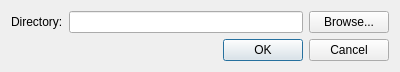
First picture: the form in Source/UI/SelectWorkspace.ui, repository krre/afterglow, before the edit.
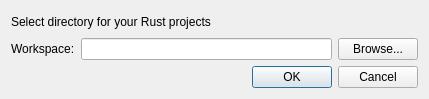
Second picture: the form after the edit.

Commit message: Add label to Select Workspace dialog

The edit to the form file:
```diff
--- a/Source/UI/SelectWorkspace.ui
+++ b/Source/UI/SelectWorkspace.ui
@@ -6,20 +6,27 @@
    <rect>
     <x>0</x>
     <y>0</y>
-    <width>400</width>
-    <height>72</height>
+    <width>429</width>
+    <height>99</height>
    </rect>
   </property>
   <property name="windowTitle">
    <string>Select Workspace</string>
   </property>
   <layout class="QVBoxLayout" name="verticalLayout">
+   <item>
+    <widget class="QLabel" name="label_2">
+     <property name="text">
+      <string>Select directory for your Rust projects</string>
+     </property>
+    </widget>
+   </item>
    <item>
     <layout class="QHBoxLayout" name="horizontalLayout">
      <item>
       <widget class="QLabel" name="label">
        <property name="text">
-        <string>Directory:</string>
+        <string>Workspace:</string>
        </property>
       </widget>
      </item>
```
